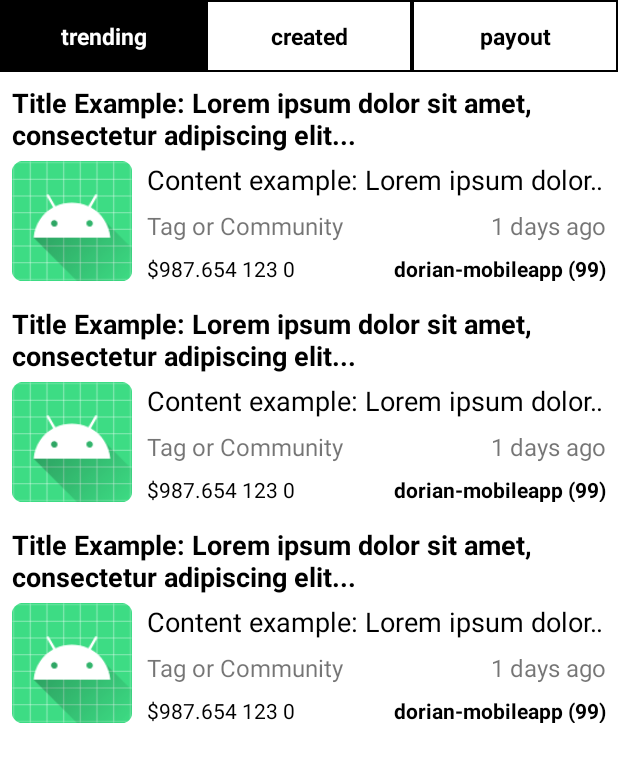
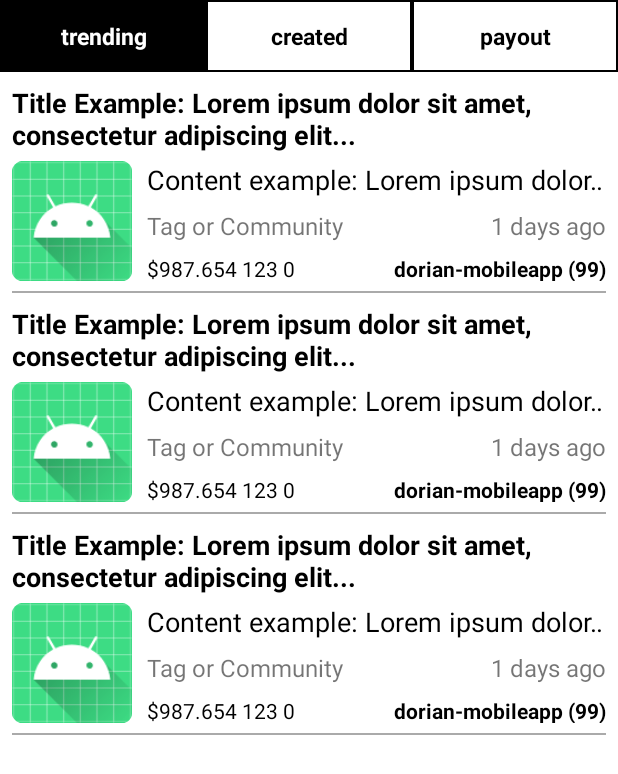
Before and after one commit to netrance/dorian-steem-apps, an Android app: the layout fragment_tags.xml on its own in the app's theme, with its tools: preview values and no code run, on a phone screen of 412 x 824 dp. Shown: the top 774 px of the screen. Run offline under Robolectric (Android 15) with nearby library versions, the phone set to English and light mode, and no system bars.

Commit message:
Put divider line to the bottom of layout_post_item.xml layout

```diff
--- a/dorian-steem-apps-v1/dorian-steem-ui/src/main/res/layout/layout_post_item.xml
+++ b/dorian-steem-apps-v1/dorian-steem-ui/src/main/res/layout/layout_post_item.xml
@@ -14,7 +14,8 @@
         android:id="@+id/layout_post_item"
         android:layout_width="match_parent"
         android:layout_height="wrap_content"
-        android:padding="8dp">
+        android:paddingHorizontal="8dp"
+        android:paddingTop="8dp">
 
         <TextView
             android:id="@+id/text_title"
@@ -36,11 +37,13 @@
             android:id="@+id/image_thumbnail"
             android:layout_width="80dp"
             android:layout_height="80dp"
+            android:layout_marginBottom="8dp"
             android:layout_marginTop="5dp"
             android:scaleType="centerCrop"
             android:src="@{postItem.thumbnailURL}"
             app:layout_constraintLeft_toLeftOf="parent"
             app:layout_constraintTop_toBottomOf="@id/text_title"
+            app:layout_constraintBottom_toBottomOf="parent"
             tools:src="@mipmap/ic_launcher" />
 
         <TextView
@@ -129,9 +132,15 @@
             android:textColor="@color/black"
             android:textSize="14sp"
             android:textStyle="bold"
-            app:layout_constraintBottom_toBottomOf="parent"
+            app:layout_constraintBottom_toBottomOf="@id/image_thumbnail"
             app:layout_constraintRight_toRightOf="parent"
             tools:text="dorian-mobileapp (99)" />
+
+        <View
+            android:layout_width="match_parent"
+            android:layout_height="1dp"
+            android:background="@android:color/darker_gray"
+            app:layout_constraintBottom_toBottomOf="parent" />
 
     </androidx.constraintlayout.widget.ConstraintLayout>
 
```
